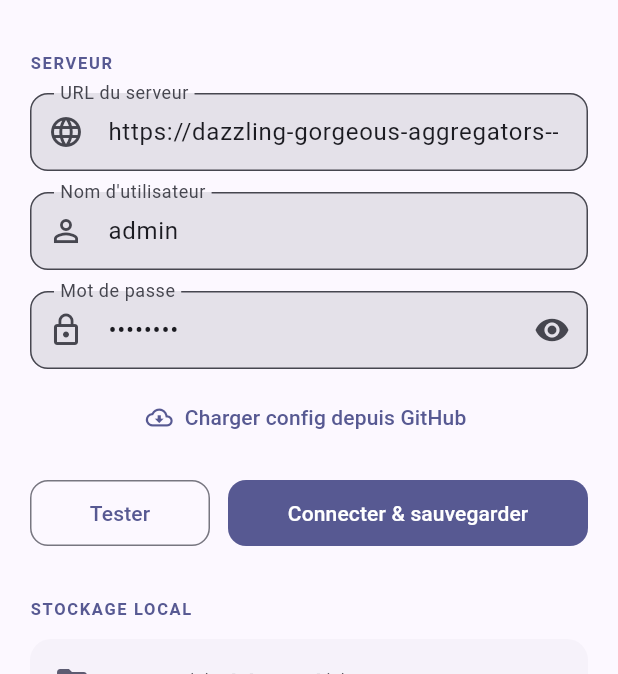
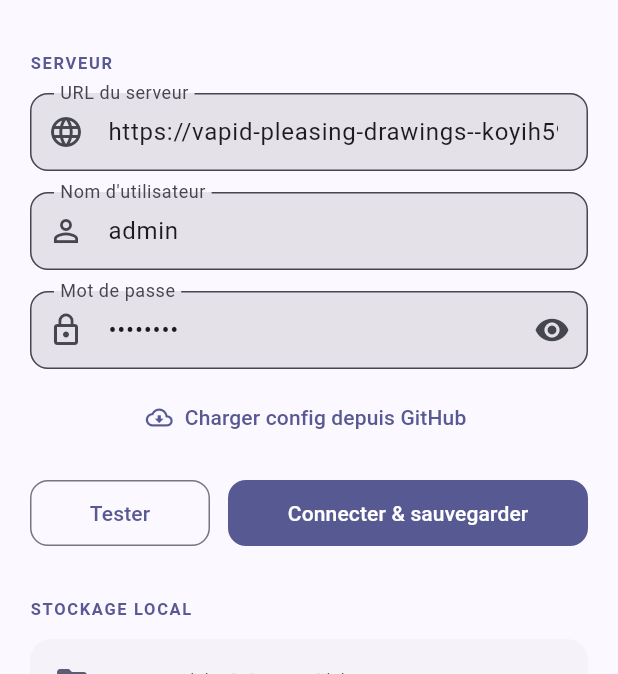
Before and after one commit to ferelking242/call-sync-client, a Flutter app: the SettingsScreen screen opened directly, on a phone screen of 412 x 824 dp, the part 63-737 px from its top. Run offline on Flutter 3.47's test engine with Material 3 defaults, Android fonts, the phone set to English and light mode, and no system bars; our stand-ins replace just_audio, shared_preferences; accounts and stored records are empty; network calls fail.

Commit message:
fix: use /download/{id} for file downloads (triggers server auto-delete)
- downloadToFile now calls /download/{id} instead of /stream/{id}
  → server records the download and auto-deletes the file after serving
- Update default server URL to vapid-pleasing-drawings instance
- Update URL hint in settings screen

```diff
--- a/call-sync-client/lib/api/callsync_api.dart
+++ b/call-sync-client/lib/api/callsync_api.dart
@@ -61,8 +61,9 @@ class CallSyncApi {
 
   // ── Download ──────────────────────────────────────────────────────────────
 
+  // Uses /download/{id} (not /stream): triggers server-side auto-delete after serving.
   Future<void> downloadToFile(int recordId, String savePath) async {
-    final r = await http.get(Uri.parse('$baseUrl/stream/$recordId'), headers: _headers)
+    final r = await http.get(Uri.parse('$baseUrl/download/$recordId'), headers: _headers)
         .timeout(const Duration(minutes: 5));
     if (r.statusCode != 200) throw Exception('HTTP ${r.statusCode}');
     await File(savePath).writeAsBytes(r.bodyBytes);
--- a/call-sync-client/lib/screens/settings_screen.dart
+++ b/call-sync-client/lib/screens/settings_screen.dart
@@ -134,7 +134,7 @@ class _SettingsScreenState extends State<SettingsScreen> {
             keyboardType: TextInputType.url,
             decoration: InputDecoration(
               labelText: 'URL du serveur',
-              hintText: 'https://dazzling-gorgeous-aggregators--regav89124.replit.app',
+              hintText: 'https://vapid-pleasing-drawings--koyih59365.replit.app',
               prefixIcon: const Icon(Icons.language),
               border: OutlineInputBorder(borderRadius: BorderRadius.circular(12)),
               filled: true,
--- a/call-sync-client/lib/services/storage_service.dart
+++ b/call-sync-client/lib/services/storage_service.dart
@@ -37,7 +37,7 @@ class StorageService {
 
   static Future<String> getServerUrl() async {
     final p = await SharedPreferences.getInstance();
-    return p.getString(_keyServerUrl) ?? 'https://dazzling-gorgeous-aggregators--regav89124.replit.app';
+    return p.getString(_keyServerUrl) ?? 'https://vapid-pleasing-drawings--koyih59365.replit.app';
   }
 
   /// Stores URL without trailing slash.
```
